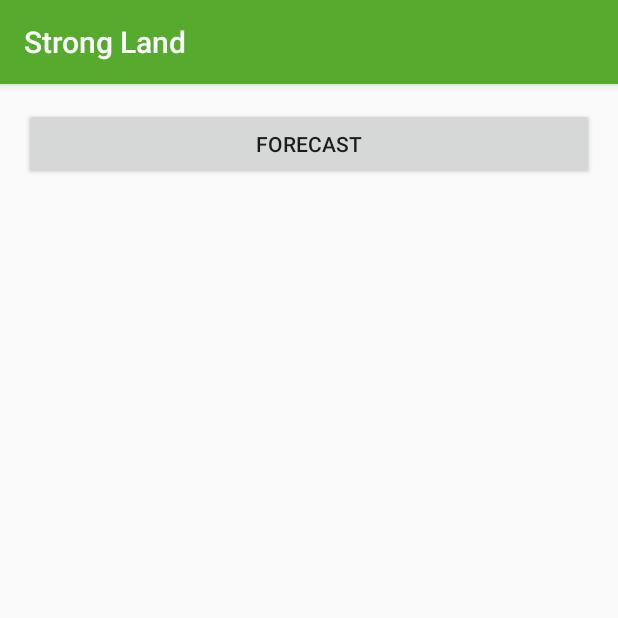
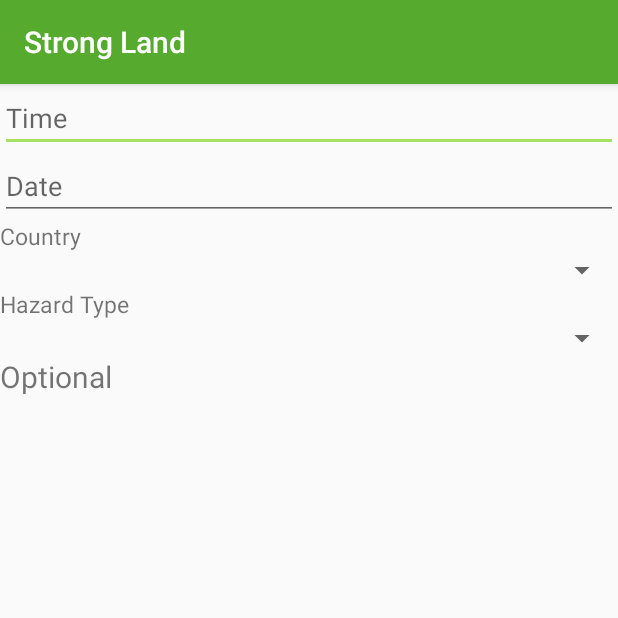
Before and after one commit to GeraldoAligoey/StrongLand, an Android app: the screen it shows after launch (MainActivity), on a phone screen of 412 x 824 dp, the top half of it. Run offline under Robolectric (Android 15) with nearby library versions, the phone set to English and light mode, and no system bars; 14 statements that could not run were skipped.

Commit message:
Merge branch 'master' of /home/gma/Documents/git/StrongLand with conflicts.

```diff
--- a/app/src/main/java/me/eljae/strongland/MainActivity.java
+++ b/app/src/main/java/me/eljae/strongland/MainActivity.java
@@ -1,56 +1,53 @@
 package me.eljae.strongland;
 
-import android.content.Intent;
 import android.support.v7.app.AppCompatActivity;
 import android.os.Bundle;
-import android.view.View;
-import android.widget.Button;
 import android.widget.TabHost;
 
-public class MainActivity extends AppCompatActivity implements View.OnClickListener
+public class MainActivity extends AppCompatActivity
 {
-    private static Button btn_forecast;
+
     @Override
     protected void onCreate(Bundle savedInstanceState)
     {
         super.onCreate(savedInstanceState);
-        setContentView(R.layout.activity_main);
+        setContentView(R.layout.activity_add_new_record);
 
-        TabHost tabHost = (TabHost)findViewById(R.id.tabHost);
-        tabHost.setup();
+        final String DEFAULT_COUNTRY = "Malaysia";
 
-        // Main tab
-        TabHost.TabSpec spec = tabHost.newTabSpec("Main");
-        spec.setContent(R.id.mainTab);
-        spec.setIndicator("Main");
-        tabHost.addTab(spec);
+        /**
+         * SPINNER : COUNTRY
+         */
+        Locale[] locale = Locale.getAvailableLocales();
+        ArrayList<String> countries = new ArrayList<String>();
+        String country;
 
-        // Information tab
-        spec = tabHost.newTabSpec("Information");
-        spec.setContent(R.id.infoTab);
-        spec.setIndicator("Info");
-        tabHost.addTab(spec);
+        for (Locale loc : locale) {
+            country = loc.getDisplayCountry();
+            if (country.length() > 0 && !countries.contains(country)) {
+                countries.add(country);
+            }
+        }
 
-        // News tab
-        spec = tabHost.newTabSpec("News");
-        spec.setContent(R.id.newsTab);
-        spec.setIndicator("News");
-        tabHost.addTab(spec);
+        Collections.sort(countries, String.CASE_INSENSITIVE_ORDER);
 
-        // Forecast tab
-        spec = tabHost.newTabSpec("Forecast");
-        spec.setContent(R.id.forecastTab);
-        spec.setIndicator("Forecast");
-        tabHost.addTab(spec);
+        Spinner citizenship = (Spinner) findViewById(R.id.input_country);
+        ArrayAdapter<String> adapter = new ArrayAdapter<String>(this, android.R.layout.simple_spinner_item, countries);
+        citizenship.setAdapter(adapter);
 
-        btn_forecast = (Button)findViewById(R.id.btn_forecast);
-        btn_forecast.setOnClickListener(this);
-    }
+        int spinner_pos = adapter.getPosition(DEFAULT_COUNTRY);
+        citizenship.setSelection(spinner_pos);
 
-    public void onClick(View view){
-        if(view.equals(btn_forecast)){
-            Intent i = new Intent(getApplicationContext(), Forecast.class);
-            startActivity(i);
-        }
+        /**
+         * SPINNER : HAZARD TYPE
+         */
+        ArrayList<String> hazardTypes = new ArrayList<String>();
+        hazardTypes.add("Landslide");
+
+        Spinner input_hazard = (Spinner) findViewById(R.id.input_hazardType);
+        ArrayAdapter<String> hazard_adapter = new ArrayAdapter<String>(this, android.R.layout.simple_spinner_item, hazardTypes);
+        input_hazard.setAdapter(hazard_adapter);
+
+
     }
 }
--- a/app/src/main/res/layout/activity_add_new_record.xml
+++ b/app/src/main/res/layout/activity_add_new_record.xml
@@ -1,9 +1,60 @@
 <?xml version="1.0" encoding="utf-8"?>
-<android.support.constraint.ConstraintLayout xmlns:android="http://schemas.android.com/apk/res/android"
+<LinearLayout xmlns:android="http://schemas.android.com/apk/res/android"
     xmlns:app="http://schemas.android.com/apk/res-auto"
     xmlns:tools="http://schemas.android.com/tools"
     android:layout_width="match_parent"
     android:layout_height="match_parent"
+    android:orientation="vertical"
     tools:context="me.eljae.strongland.AddNewRecord">
 
-</android.support.constraint.ConstraintLayout>
+    <EditText
+        android:id="@+id/editText"
+        android:layout_width="match_parent"
+        android:layout_height="wrap_content"
+        android:ems="10"
+        android:hint="Time"
+        android:inputType="time" />
+
+    <EditText
+        android:id="@+id/editText3"
+        android:layout_width="match_parent"
+        android:layout_height="wrap_content"
+        android:ems="10"
+        android:hint="Date"
+        android:inputType="date" />
+
+    <TextView
+        android:id="@+id/textView1"
+        android:layout_width="wrap_content"
+        android:layout_height="wrap_content"
+        android:text="Country"
+        android:textSize="15sp" />
+
+    <Spinner
+        android:id="@+id/input_country"
+        android:layout_width="match_parent"
+        android:layout_height="wrap_content"
+        />
+
+    <TextView
+        android:id="@+id/textView2"
+        android:layout_width="wrap_content"
+        android:layout_height="wrap_content"
+        android:text="Hazard Type"
+        android:textSize="15sp" />
+
+    <Spinner
+        android:id="@+id/input_hazardType"
+        android:layout_width="match_parent"
+        android:layout_height="wrap_content" />
+
+    <TextView
+        android:id="@+id/textView3"
+        android:layout_width="match_parent"
+        android:layout_height="wrap_content"
+        android:text="Optional"
+        android:textSize="20dp"/>
+
+
+
+</LinearLayout>
--- a/app/src/main/res/layout/activity_main.xml
+++ b/app/src/main/res/layout/activity_main.xml
@@ -1,98 +1,19 @@
 <?xml version="1.0" encoding="utf-8"?>
-<android.support.constraint.ConstraintLayout xmlns:android="http://schemas.android.com/apk/res/android"
+<LinearLayout xmlns:android="http://schemas.android.com/apk/res/android"
     xmlns:app="http://schemas.android.com/apk/res-auto"
     xmlns:tools="http://schemas.android.com/tools"
     android:layout_width="match_parent"
     android:layout_height="match_parent"
-    tools:context="me.eljae.strongland.MainActivity">
+    android:orientation="vertical"
+    tools:context="me.eljae.strongland.AddNewRecord">
 
-    <android.support.constraint.ConstraintLayout
-        android:id="@+id/mainLayout"
-        android:layout_width="0dp"
-        android:layout_height="0dp"
-        android:layout_marginBottom="8dp"
-        android:layout_marginEnd="8dp"
-        android:layout_marginLeft="8dp"
-        android:layout_marginRight="8dp"
-        android:layout_marginStart="8dp"
-        android:layout_marginTop="8dp"
-        app:layout_constraintBottom_toBottomOf="parent"
-        app:layout_constraintHorizontal_bias="0.0"
-        app:layout_constraintLeft_toLeftOf="parent"
-        app:layout_constraintRight_toRightOf="parent"
-        app:layout_constraintTop_toTopOf="parent"
-        app:layout_constraintVertical_bias="0.0">
+    <TextView
+        android:id="@+id/textView"
+        android:layout_width="wrap_content"
+        android:layout_height="wrap_content"
+        android:text="Submit Report"
+        android:textSize="18sp" />
 
-        <TabHost
-            android:id="@+id/tabHost"
-            android:layout_width="0dp"
-            android:layout_height="0dp"
-            android:layout_marginBottom="8dp"
-            android:layout_marginEnd="8dp"
-            android:layout_marginLeft="8dp"
-            android:layout_marginRight="8dp"
-            android:layout_marginStart="8dp"
-            android:layout_marginTop="8dp"
-            app:layout_constraintBottom_toBottomOf="parent"
-            app:layout_constraintLeft_toLeftOf="parent"
-            app:layout_constraintRight_toRightOf="parent"
-            app:layout_constraintTop_toTopOf="parent">
 
-            <LinearLayout
-                android:id="@+id/tabLayout"
-                android:layout_width="match_parent"
-                android:layout_height="match_parent"
-                android:orientation="vertical">
 
-                <TabWidget
-                    android:id="@android:id/tabs"
-                    android:layout_width="match_parent"
-                    android:layout_height="wrap_content" />
-
-                <FrameLayout
-                    android:id="@android:id/tabcontent"
-                    android:layout_width="match_parent"
-                    android:layout_height="match_parent">
-
-                    <LinearLayout
-                        android:id="@+id/mainTab"
-                        android:layout_width="match_parent"
-                        android:layout_height="match_parent"
-                        android:orientation="vertical">
-
-                        <Button
-                            android:id="@+id/btn_forecast"
-                            android:layout_width="match_parent"
-                            android:layout_height="wrap_content"
-                            android:text="FORECAST" />
-                    </LinearLayout>
-
-                    <LinearLayout
-                        android:id="@+id/infoTab"
-                        android:layout_width="match_parent"
-                        android:layout_height="match_parent"
-                        android:orientation="vertical">
-
-                    </LinearLayout>
-
-                    <LinearLayout
-                        android:id="@+id/newsTab"
-                        android:layout_width="match_parent"
-                        android:layout_height="match_parent"
-                        android:orientation="vertical">
-
-                    </LinearLayout>
-
-                    <LinearLayout
-                        android:id="@+id/forecastTab"
-                        android:layout_width="match_parent"
-                        android:layout_height="match_parent"
-                        android:orientation="vertical">
-
-                    </LinearLayout>
-                </FrameLayout>
-            </LinearLayout>
-        </TabHost>
-    </android.support.constraint.ConstraintLayout>
-
-</android.support.constraint.ConstraintLayout>
+</LinearLayout>
```
Also changed, not shown: app/src/main/java/me/eljae/strongland/AddNewRecord.java (+26 -0 lines), app/src/main/java/me/eljae/strongland/db/StrongLandDBManager.java (+14 -27 lines), app/src/main/res/layout/activity_forecast.xml (+13 -15 lines).
